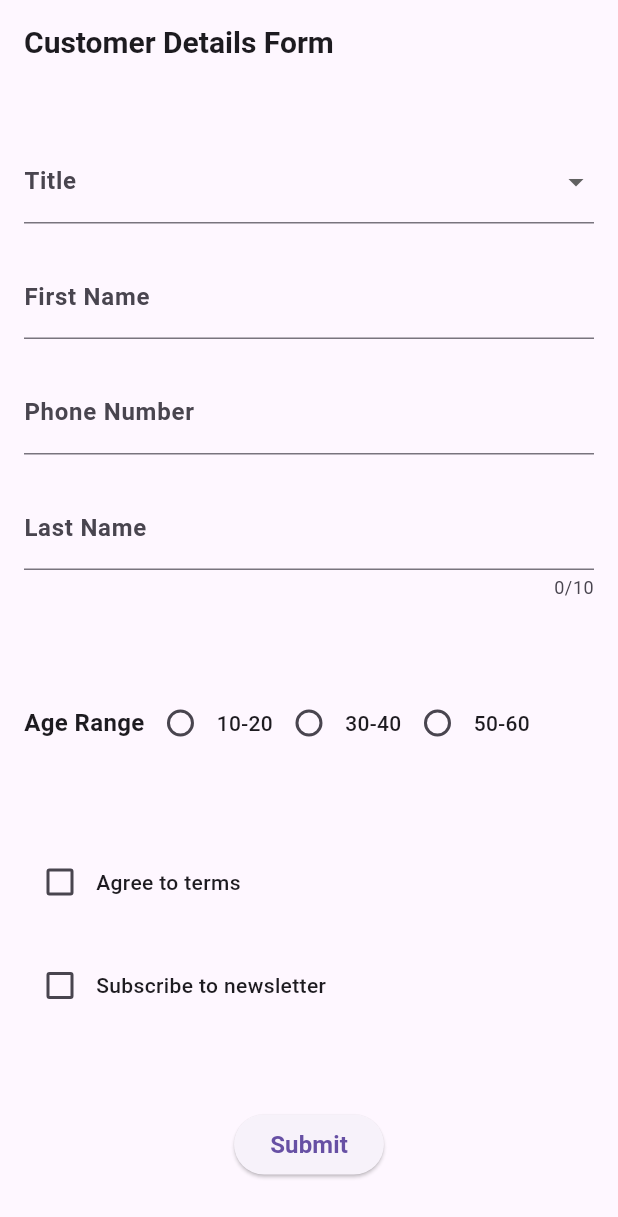
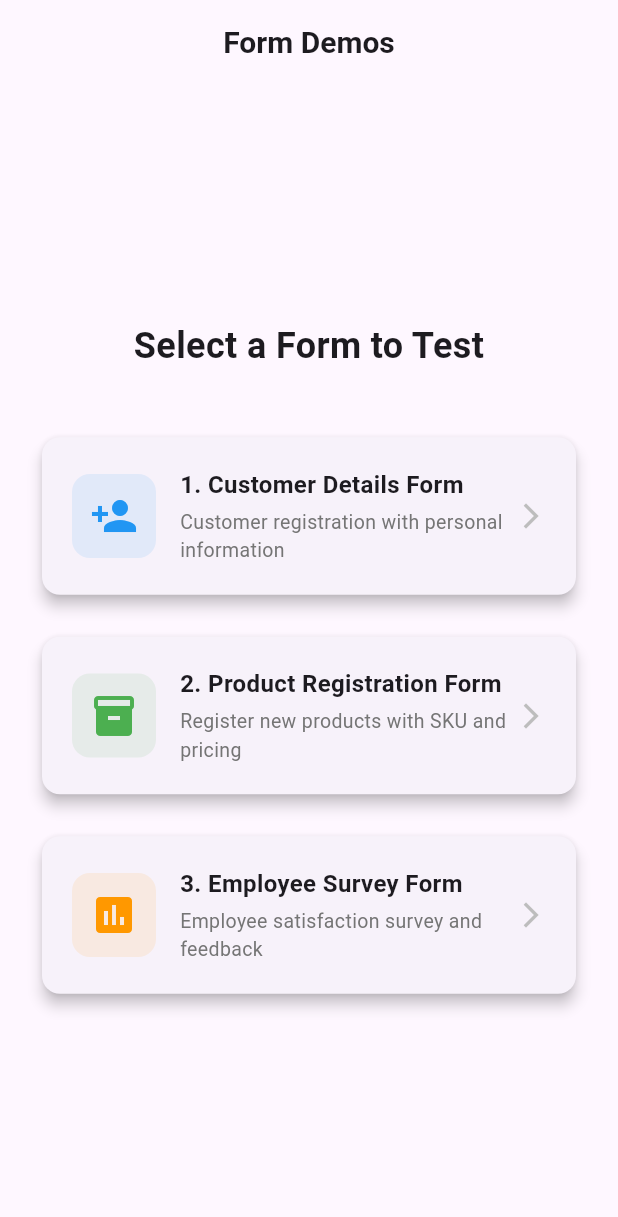
Before and after one commit to titic443/master_project_v2, a Flutter app: the screen it shows after launch, on a phone screen of 412 x 824 dp. Shown: the top 1217 px of the screen. Run offline on Flutter 3.47's test engine with Material 3 defaults, Android fonts, the phone set to English and light mode, and no system bars; our stand-ins replace bloc, equatable, flutter_bloc.

Commit message:
feat: add home page with navigation to all 3 forms
Updated main.dart to display a home page with 3 form options:
- Customer Details Form (blue card)
- Product Registration Form (green card)
- Employee Survey Form (orange card)

Each card shows:
- Icon with colored background
- Form title and description
- Arrow indicator for navigation

Users can now easily navigate between all forms for testing.

🤖 Generated with [Claude Code](https://claude.com/claude-code)

Co-Authored-By: Claude Sonnet 4.5 <noreply@anthropic.com>

```diff
--- a/lib/main.dart
+++ b/lib/main.dart
@@ -2,7 +2,11 @@ import 'package:flutter/material.dart';
 import 'package:flutter_bloc/flutter_bloc.dart';
 
 import 'cubit/customer_cubit.dart';
+import 'cubit/product_cubit.dart';
+import 'cubit/employee_cubit.dart';
 import 'demos/customer_details_page.dart';
+import 'demos/product_registration_page.dart';
+import 'demos/employee_survey_page.dart';
 
 void main() => runApp(const DemoApp());
 
@@ -11,14 +15,165 @@ class DemoApp extends StatelessWidget {
 
   @override
   Widget build(BuildContext context) {
-    return MultiBlocProvider(
-      providers: [
-        BlocProvider(create: (_) => CustomerCubit()),
-      ],
-      child: MaterialApp(
-        title: 'Common Widgets Demo',
-        home: const CustomerDetailsPage(),
+    return MaterialApp(
+      title: 'Form Demos',
+      theme: ThemeData(
+        primarySwatch: Colors.blue,
+        useMaterial3: true,
+      ),
+      home: const HomePage(),
+    );
+  }
+}
+
+class HomePage extends StatelessWidget {
+  const HomePage({super.key});
+
+  @override
+  Widget build(BuildContext context) {
+    return Scaffold(
+      appBar: AppBar(
+        title: const Text(
+          'Form Demos',
+          style: TextStyle(fontSize: 20, fontWeight: FontWeight.bold),
+        ),
+        centerTitle: true,
+      ),
+      body: Center(
+        child: Padding(
+          padding: const EdgeInsets.all(24.0),
+          child: Column(
+            mainAxisAlignment: MainAxisAlignment.center,
+            crossAxisAlignment: CrossAxisAlignment.stretch,
+            children: [
+              const Text(
+                'Select a Form to Test',
+                textAlign: TextAlign.center,
+                style: TextStyle(
+                  fontSize: 24,
+                  fontWeight: FontWeight.bold,
+                ),
+              ),
+              const SizedBox(height: 40),
+              _buildFormCard(
+                context,
+                title: '1. Customer Details Form',
+                description: 'Customer registration with personal information',
+                icon: Icons.person_add,
+                color: Colors.blue,
+                onTap: () => _navigateToPage(
+                  context,
+                  BlocProvider(
+                    create: (_) => CustomerCubit(),
+                    child: const CustomerDetailsPage(),
+                  ),
+                ),
+              ),
+              const SizedBox(height: 20),
+              _buildFormCard(
+                context,
+                title: '2. Product Registration Form',
+                description: 'Register new products with SKU and pricing',
+                icon: Icons.inventory_2,
+                color: Colors.green,
+                onTap: () => _navigateToPage(
+                  context,
+                  BlocProvider(
+                    create: (_) => ProductCubit(),
+                    child: const ProductRegistrationPage(),
+                  ),
+                ),
+              ),
+              const SizedBox(height: 20),
+              _buildFormCard(
+                context,
+                title: '3. Employee Survey Form',
+                description: 'Employee satisfaction survey and feedback',
+                icon: Icons.poll,
+                color: Colors.orange,
+                onTap: () => _navigateToPage(
+                  context,
+                  BlocProvider(
+                    create: (_) => EmployeeCubit(),
+                    child: const EmployeeSurveyPage(),
+                  ),
+                ),
+              ),
+            ],
+          ),
+        ),
       ),
     );
   }
+
+  Widget _buildFormCard(
+    BuildContext context, {
+    required String title,
+    required String description,
+    required IconData icon,
+    required Color color,
+    required VoidCallback onTap,
+  }) {
+    return Card(
+      elevation: 4,
+      child: InkWell(
+        onTap: onTap,
+        borderRadius: BorderRadius.circular(12),
+        child: Padding(
+          padding: const EdgeInsets.all(20.0),
+          child: Row(
+            children: [
+              Container(
+                padding: const EdgeInsets.all(12),
+                decoration: BoxDecoration(
+                  color: color.withOpacity(0.1),
+                  borderRadius: BorderRadius.circular(12),
+                ),
+                child: Icon(
+                  icon,
+                  size: 32,
+                  color: color,
+                ),
+              ),
+              const SizedBox(width: 16),
+              Expanded(
+                child: Column(
+                  crossAxisAlignment: CrossAxisAlignment.start,
+                  children: [
+                    Text(
+                      title,
+                      style: const TextStyle(
+                        fontSize: 16,
+                        fontWeight: FontWeight.bold,
+                      ),
+                    ),
+                    const SizedBox(height: 4),
+                    Text(
+                      description,
+                      style: TextStyle(
+                        fontSize: 13,
+                        color: Colors.grey[600],
+                      ),
+                    ),
+                  ],
+                ),
+              ),
+              Icon(
+                Icons.arrow_forward_ios,
+                size: 20,
+                color: Colors.grey[400],
+              ),
+            ],
+          ),
+        ),
+      ),
+    );
+  }
+
+  void _navigateToPage(BuildContext context, Widget page) {
+    Navigator.push(
+      context,
+      MaterialPageRoute(builder: (_) => page),
+    );
+  }
 }
```
